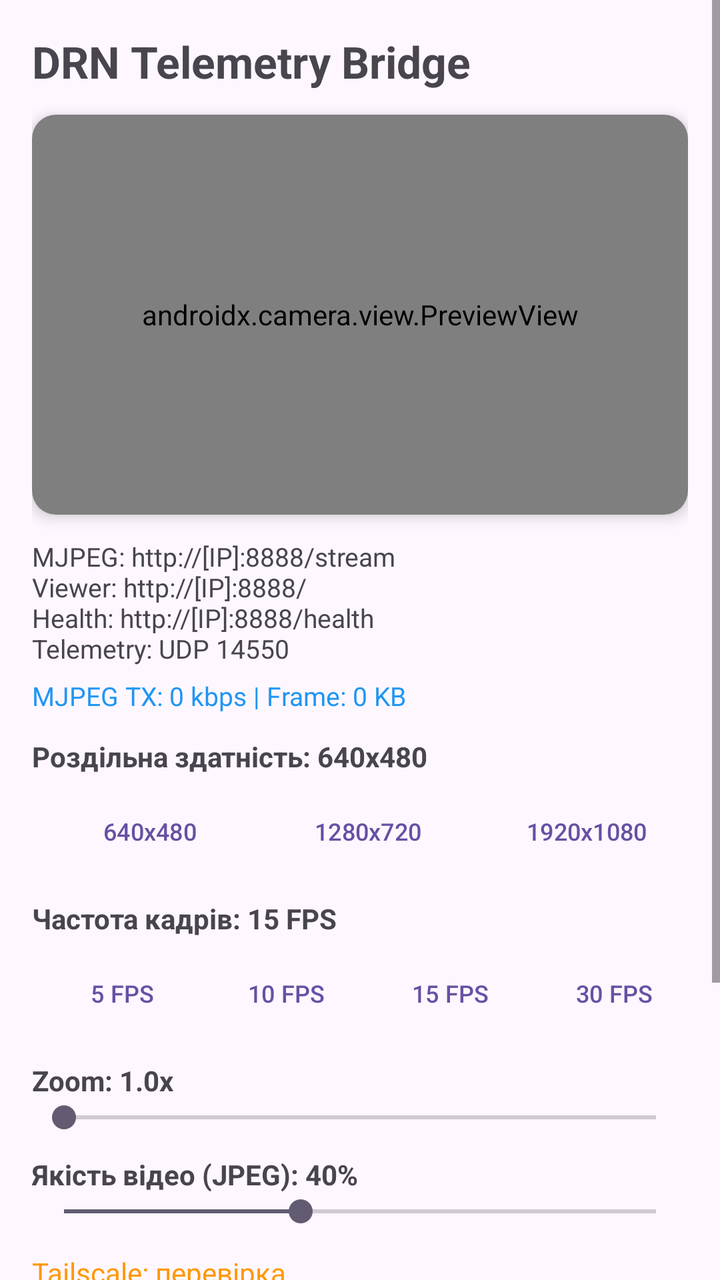
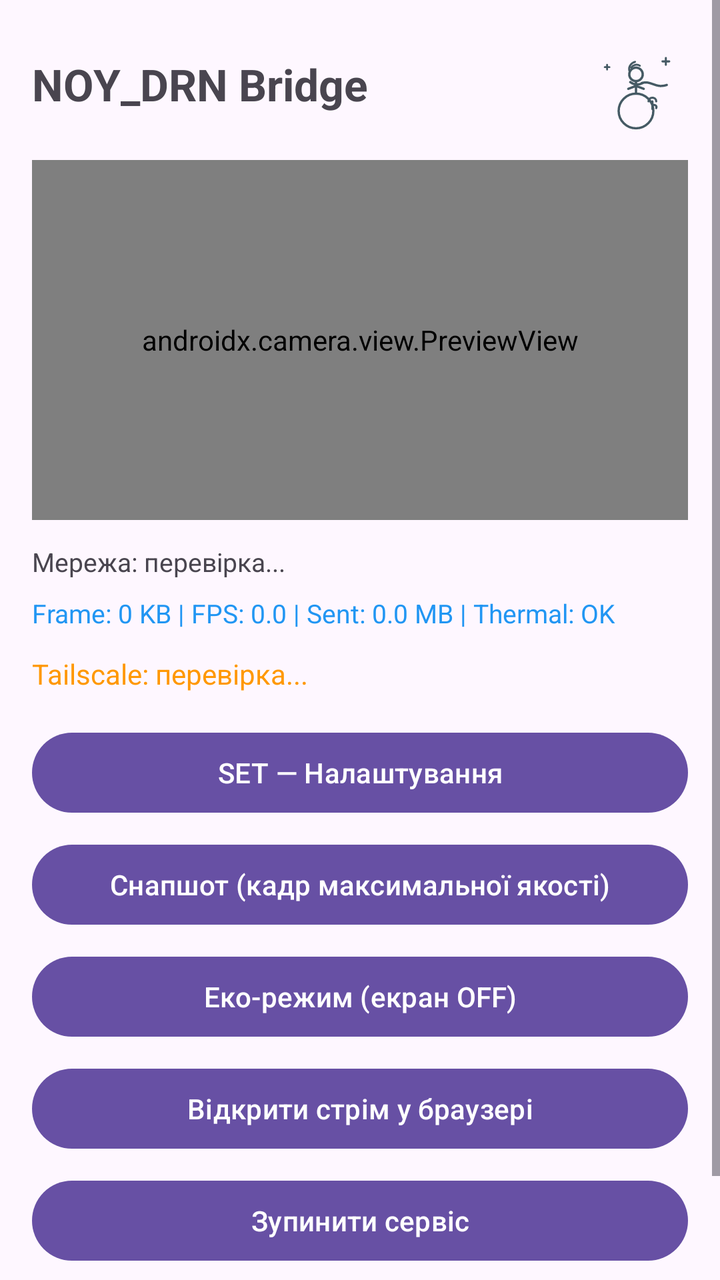

An Android layout rendered at two revisions. The XML below is the earlier revision; the diff shows what the commit changed to produce the second picture.
<!-- AndroidManifest.xml: application theme Theme.DRN_kotlin -->
<!-- res/layout/activity_main.xml -->
<?xml version="1.0" encoding="utf-8"?>
<ScrollView xmlns:android="http://schemas.android.com/apk/res/android"
    xmlns:app="http://schemas.android.com/apk/res-auto"
    xmlns:tools="http://schemas.android.com/tools"
    android:id="@+id/main"
    android:layout_width="match_parent"
    android:layout_height="match_parent"
    android:fillViewport="true"
    tools:context=".MainActivity">

    <androidx.constraintlayout.widget.ConstraintLayout
        android:layout_width="match_parent"
        android:layout_height="wrap_content"
        android:padding="16dp">

        <TextView
            android:id="@+id/title"
            android:layout_width="wrap_content"
            android:layout_height="wrap_content"
            android:text="DRN Telemetry Bridge"
            android:textSize="22sp"
            android:textStyle="bold"
            app:layout_constraintTop_toTopOf="parent"
            app:layout_constraintStart_toStartOf="parent" />

        
        <androidx.cardview.widget.CardView
            android:id="@+id/previewCard"
            android:layout_width="0dp"
            android:layout_height="200dp"
            android:layout_marginTop="12dp"
            app:cardCornerRadius="12dp"
            app:cardElevation="4dp"
            app:layout_constraintTop_toBottomOf="@id/title"
            app:layout_constraintStart_toStartOf="parent"
            app:layout_constraintEnd_toEndOf="parent">

            <androidx.camera.view.PreviewView
                android:id="@+id/viewFinder"
                android:layout_width="match_parent"
                android:layout_height="match_parent" />

        </androidx.cardview.widget.CardView>

        <TextView
            android:id="@+id/status"
            android:layout_width="wrap_content"
            android:layout_height="wrap_content"
            android:layout_marginTop="12dp"
            android:text="MJPEG: http://[IP]:8888/stream\nViewer: http://[IP]:8888/\nHealth: http://[IP]:8888/health\nTelemetry: UDP 14550"
            android:textSize="13sp"
            app:layout_constraintTop_toBottomOf="@id/previewCard"
            app:layout_constraintStart_toStartOf="parent" />

        <TextView
            android:id="@+id/videoStats"
            android:layout_width="wrap_content"
            android:layout_height="wrap_content"
            android:layout_marginTop="6dp"
            android:text="MJPEG TX: 0 kbps | Frame: 0 KB"
            android:textColor="#2196F3"
            android:textSize="13sp"
            app:layout_constraintTop_toBottomOf="@id/status"
            app:layout_constraintStart_toStartOf="parent" />

        
        <TextView
            android:id="@+id/resLabel"
            android:layout_width="wrap_content"
            android:layout_height="wrap_content"
            android:layout_marginTop="12dp"
            android:text="Роздільна здатність: 640x480"
            android:textStyle="bold"
            app:layout_constraintTop_toBottomOf="@id/videoStats"
            app:layout_constraintStart_toStartOf="parent" />

        <LinearLayout
            android:id="@+id/resButtonGroup"
            android:layout_width="0dp"
            android:layout_height="wrap_content"
            android:orientation="horizontal"
            android:layout_marginTop="4dp"
            app:layout_constraintTop_toBottomOf="@id/resLabel"
            app:layout_constraintStart_toStartOf="parent"
            app:layout_constraintEnd_toEndOf="parent">

            <Button
                android:id="@+id/res640Btn"
                style="?android:attr/buttonBarButtonStyle"
                android:layout_width="0dp"
                android:layout_height="wrap_content"
                android:layout_weight="1"
                android:textSize="12sp"
                android:text="640x480" />

            <Button
                android:id="@+id/res720Btn"
                style="?android:attr/buttonBarButtonStyle"
                android:layout_width="0dp"
                android:layout_height="wrap_content"
                android:layout_weight="1"
                android:textSize="12sp"
                android:text="1280x720" />

            <Button
                android:id="@+id/res1080Btn"
                style="?android:attr/buttonBarButtonStyle"
                android:layout_width="0dp"
                android:layout_height="wrap_content"
                android:layout_weight="1"
                android:textSize="12sp"
                android:text="1920x1080" />
        </LinearLayout>

        
        <TextView
            android:id="@+id/fpsLabel"
            android:layout_width="wrap_content"
            android:layout_height="wrap_content"
            android:layout_marginTop="10dp"
            android:text="Частота кадрів: 15 FPS"
            android:textStyle="bold"
            app:layout_constraintTop_toBottomOf="@id/resButtonGroup"
            app:layout_constraintStart_toStartOf="parent" />

        <LinearLayout
            android:id="@+id/fpsButtonGroup"
            android:layout_width="0dp"
            android:layout_height="wrap_content"
            android:orientation="horizontal"
            android:layout_marginTop="4dp"
            app:layout_constraintTop_toBottomOf="@id/fpsLabel"
            app:layout_constraintStart_toStartOf="parent"
            app:layout_constraintEnd_toEndOf="parent">

            <Button
                android:id="@+id/fps5Btn"
                style="?android:attr/buttonBarButtonStyle"
                android:layout_width="0dp"
                android:layout_height="wrap_content"
                android:layout_weight="1"
                android:textSize="12sp"
                android:text="5 FPS" />

            <Button
                android:id="@+id/fps10Btn"
                style="?android:attr/buttonBarButtonStyle"
                android:layout_width="0dp"
                android:layout_height="wrap_content"
                android:layout_weight="1"
                android:textSize="12sp"
                android:text="10 FPS" />

            <Button
                android:id="@+id/fps15Btn"
                style="?android:attr/buttonBarButtonStyle"
                android:layout_width="0dp"
                android:layout_height="wrap_content"
                android:layout_weight="1"
                android:textSize="12sp"
                android:text="15 FPS" />

            <Button
                android:id="@+id/fps30Btn"
                style="?android:attr/buttonBarButtonStyle"
                android:layout_width="0dp"
                android:layout_height="wrap_content"
                android:layout_weight="1"
                android:textSize="12sp"
                android:text="30 FPS" />
        </LinearLayout>

        <TextView
            android:id="@+id/zoomLabel"
            android:layout_width="wrap_content"
            android:layout_height="wrap_content"
            android:layout_marginTop="10dp"
            android:text="Zoom: 1.0x"
            android:textStyle="bold"
            app:layout_constraintTop_toBottomOf="@id/fpsButtonGroup"
            app:layout_constraintStart_toStartOf="parent" />

        <SeekBar
            android:id="@+id/zoomSeekBar"
            android:layout_width="0dp"
            android:layout_height="wrap_content"
            android:max="100"
            android:progress="0"
            app:layout_constraintTop_toBottomOf="@id/zoomLabel"
            app:layout_constraintStart_toStartOf="parent"
            app:layout_constraintEnd_toEndOf="parent" />

        <TextView
            android:id="@+id/qualityLabel"
            android:layout_width="wrap_content"
            android:layout_height="wrap_content"
            android:layout_marginTop="10dp"
            android:text="Якість відео (JPEG): 40%"
            android:textStyle="bold"
            app:layout_constraintTop_toBottomOf="@id/zoomSeekBar"
            app:layout_constraintStart_toStartOf="parent" />

        <SeekBar
            android:id="@+id/qualitySeekBar"
            android:layout_width="0dp"
            android:layout_height="wrap_content"
            android:max="100"
            android:progress="40"
            app:layout_constraintTop_toBottomOf="@id/qualityLabel"
            app:layout_constraintStart_toStartOf="parent"
            app:layout_constraintEnd_toEndOf="parent" />

        <TextView
            android:id="@+id/tailscaleStatus"
            android:layout_width="wrap_content"
            android:layout_height="wrap_content"
            android:layout_marginTop="12dp"
            android:text="Tailscale: перевірка..."
            android:textColor="#FF9800"
            app:layout_constraintTop_toBottomOf="@id/qualitySeekBar"
            app:layout_constraintStart_toStartOf="parent" />

        <Button
            android:id="@+id/dimScreenButton"
            android:layout_width="0dp"
            android:layout_height="wrap_content"
            android:layout_marginTop="12dp"
            android:text="Економія батареї (Згасити екран)"
            app:layout_constraintTop_toBottomOf="@id/tailscaleStatus"
            app:layout_constraintStart_toStartOf="parent"
            app:layout_constraintEnd_toEndOf="parent" />

        <Button
            android:id="@+id/openBrowserButton"
            android:layout_width="0dp"
            android:layout_height="wrap_content"
            android:layout_marginTop="8dp"
            android:text="Відкрити стрім у браузері"
            app:layout_constraintTop_toBottomOf="@id/dimScreenButton"
            app:layout_constraintStart_toStartOf="parent"
            app:layout_constraintEnd_toEndOf="parent" />

        <Button
            android:id="@+id/stopButton"
            android:layout_width="0dp"
            android:layout_height="wrap_content"
            android:layout_marginTop="8dp"
            android:text="Зупинити сервіс"
            app:layout_constraintTop_toBottomOf="@id/openBrowserButton"
            app:layout_constraintStart_toStartOf="parent"
            app:layout_constraintEnd_toEndOf="parent" />

    </androidx.constraintlayout.widget.ConstraintLayout>

</ScrollView>
<!-- resources referenced by this layout -->
<resources>
  <style name="Theme.DRN_kotlin" parent="Base.Theme.DRN_kotlin" />
  <style name="Base.Theme.DRN_kotlin" parent="Theme.Material3.DayNight.NoActionBar">
          
          
      </style>
</resources>

<!-- the commit's change to res/layout/activity_main.xml (unified diff, before → after) -->
@@ -1,255 +1,138 @@
 <?xml version="1.0" encoding="utf-8"?>
-<ScrollView xmlns:android="http://schemas.android.com/apk/res/android"
-    xmlns:app="http://schemas.android.com/apk/res-auto"
-    xmlns:tools="http://schemas.android.com/tools"
-    android:id="@+id/main"
+<FrameLayout xmlns:android="http://schemas.android.com/apk/res/android"
     android:layout_width="match_parent"
-    android:layout_height="match_parent"
-    android:fillViewport="true"
-    tools:context=".MainActivity">
+    android:layout_height="match_parent">
 
-    <androidx.constraintlayout.widget.ConstraintLayout
+    <ScrollView
+        android:id="@+id/mainScroll"
         android:layout_width="match_parent"
-        android:layout_height="wrap_content"
-        android:padding="16dp">
+        android:layout_height="match_parent"
+        android:fillViewport="true">
 
-        <TextView
-            android:id="@+id/title"
-            android:layout_width="wrap_content"
+        <LinearLayout
+            android:layout_width="match_parent"
             android:layout_height="wrap_content"
-            android:text="DRN Telemetry Bridge"
-            android:textSize="22sp"
-            android:textStyle="bold"
-            app:layout_constraintTop_toTopOf="parent"
-            app:layout_constraintStart_toStartOf="parent" />
+            android:orientation="vertical"
+            android:padding="16dp">
 
-        
-        <androidx.cardview.widget.CardView
-            android:id="@+id/previewCard"
-            android:layout_width="0dp"
-            android:layout_height="200dp"
-            android:layout_marginTop="12dp"
-            app:cardCornerRadius="12dp"
-            app:cardElevation="4dp"
-            app:layout_constraintTop_toBottomOf="@id/title"
-            app:layout_constraintStart_toStartOf="parent"
-            app:layout_constraintEnd_toEndOf="parent">
+            <LinearLayout
+                android:layout_width="match_parent"
+                android:layout_height="wrap_content"
+                android:gravity="center_vertical"
+                android:orientation="horizontal">
+
+                <TextView
+                    android:id="@+id/title"
+                    android:layout_width="0dp"
+                    android:layout_height="wrap_content"
+                    android:layout_weight="1"
+                    android:text="NOY_DRN Bridge"
+                    android:textSize="22sp"
+                    android:textStyle="bold" />
+
+                <ImageView
+                    android:id="@+id/princeImage"
+                    android:layout_width="52dp"
+                    android:layout_height="52dp"
+                    android:contentDescription="Маленький принц"
+                    android:src="@drawable/ic_little_prince" />
+            </LinearLayout>
 
             <androidx.camera.view.PreviewView
                 android:id="@+id/viewFinder"
                 android:layout_width="match_parent"
-                android:layout_height="match_parent" />
+                android:layout_height="180dp"
+                android:layout_marginTop="12dp"
+                android:background="#000000" />
 
-        </androidx.cardview.widget.CardView>
+            <TextView
+                android:id="@+id/status"
+                android:layout_width="match_parent"
+                android:layout_height="wrap_content"
+                android:layout_marginTop="12dp"
+                android:textSize="13sp"
+                android:text="Мережа: перевірка..." />
+
+            <TextView
+                android:id="@+id/videoStats"
+                android:layout_width="match_parent"
+                android:layout_height="wrap_content"
+                android:layout_marginTop="8dp"
+                android:textColor="#2196F3"
+                android:textSize="13sp"
+                android:text="Frame: 0 KB | FPS: 0.0 | Sent: 0.0 MB | Thermal: OK" />
+
+            <TextView
+                android:id="@+id/tailscaleStatus"
+                android:layout_width="match_parent"
+                android:layout_height="wrap_content"
+                android:layout_marginTop="12dp"
+                android:text="Tailscale: перевірка..."
+                android:textColor="#FF9800" />
+
+            <Button
+                android:id="@+id/settingsButton"
+                android:layout_width="match_parent"
+                android:layout_height="wrap_content"
+                android:layout_marginTop="16dp"
+                android:text="SET — Налаштування" />
+
+            <Button
+                android:id="@+id/snapshotButton"
+                android:layout_width="match_parent"
+                android:layout_height="wrap_content"
+                android:layout_marginTop="8dp"
+                android:text="Снапшот (кадр максимальної якості)" />
+
+            <Button
+                android:id="@+id/ecoButton"
+                android:layout_width="match_parent"
+                android:layout_height="wrap_content"
+                android:layout_marginTop="8dp"
+                android:text="Еко-режим (екран OFF)" />
+
+            <Button
+                android:id="@+id/openBrowserButton"
+                android:layout_width="match_parent"
+                android:layout_height="wrap_content"
+                android:layout_marginTop="8dp"
+                android:text="Відкрити стрім у браузері" />
+
+            <Button
+                android:id="@+id/stopButton"
+                android:layout_width="match_parent"
+                android:layout_height="wrap_content"
+                android:layout_marginTop="8dp"
+                android:text="Зупинити сервіс" />
+
+            <TextView
+                android:layout_width="match_parent"
+                android:layout_height="wrap_content"
+                android:layout_marginTop="16dp"
+                android:textColor="#8e95b0"
+                android:textSize="12sp"
+                android:text="Еко-режим: гучність «вниз» — увійти, гучність «вгору» — вийти." />
+
+        </LinearLayout>
+    </ScrollView>
+
+    <FrameLayout
+        android:id="@+id/ecoOverlay"
+        android:layout_width="match_parent"
+        android:layout_height="match_parent"
+        android:background="#FF000000"
+        android:clickable="true"
+        android:focusable="true"
+        android:visibility="gone">
 
         <TextView
-            android:id="@+id/status"
             android:layout_width="wrap_content"
             android:layout_height="wrap_content"
-            android:layout_marginTop="12dp"
-            android:text="MJPEG: http://[IP]:8888/stream\nViewer: http://[IP]:8888/\nHealth: http://[IP]:8888/health\nTelemetry: UDP 14550"
-            android:textSize="13sp"
-            app:layout_constraintTop_toBottomOf="@id/previewCard"
-            app:layout_constraintStart_toStartOf="parent" />
+            android:layout_gravity="center"
+            android:textColor="#33FFFFFF"
+            android:textSize="14sp"
+            android:text="ЕКО-РЕЖИМ\nГучність «вгору» — вихід" />
 
-        <TextView
-            android:id="@+id/videoStats"
-            android:layout_width="wrap_content"
-            android:layout_height="wrap_content"
-            android:layout_marginTop="6dp"
-            android:text="MJPEG TX: 0 kbps | Frame: 0 KB"
-            android:textColor="#2196F3"
-            android:textSize="13sp"
-            app:layout_constraintTop_toBottomOf="@id/status"
-            app:layout_constraintStart_toStartOf="parent" />
+    </FrameLayout>
 
-        
-        <TextView
-            android:id="@+id/resLabel"
-            android:layout_width="wrap_content"
-            android:layout_height="wrap_content"
-            android:layout_marginTop="12dp"
-            android:text="Роздільна здатність: 640x480"
-            android:textStyle="bold"
-            app:layout_constraintTop_toBottomOf="@id/videoStats"
-            app:layout_constraintStart_toStartOf="parent" />
-
-        <LinearLayout
-            android:id="@+id/resButtonGroup"
-            android:layout_width="0dp"
-            android:layout_height="wrap_content"
-            android:orientation="horizontal"
-            android:layout_marginTop="4dp"
-            app:layout_constraintTop_toBottomOf="@id/resLabel"
-            app:layout_constraintStart_toStartOf="parent"
-            app:layout_constraintEnd_toEndOf="parent">
-
-            <Button
-                android:id="@+id/res640Btn"
-                style="?android:attr/buttonBarButtonStyle"
-                android:layout_width="0dp"
-                android:layout_height="wrap_content"
-                android:layout_weight="1"
-                android:textSize="12sp"
-                android:text="640x480" />
-
-            <Button
-                android:id="@+id/res720Btn"
-                style="?android:attr/buttonBarButtonStyle"
-                android:layout_width="0dp"
-                android:layout_height="wrap_content"
-                android:layout_weight="1"
-                android:textSize="12sp"
-                android:text="1280x720" />
-
-            <Button
-                android:id="@+id/res1080Btn"
-                style="?android:attr/buttonBarButtonStyle"
-                android:layout_width="0dp"
-                android:layout_height="wrap_content"
-                android:layout_weight="1"
-                android:textSize="12sp"
-                android:text="1920x1080" />
-        </LinearLayout>
-
-        
-        <TextView
-            android:id="@+id/fpsLabel"
-            android:layout_width="wrap_content"
-            android:layout_height="wrap_content"
-            android:layout_marginTop="10dp"
-            android:text="Частота кадрів: 15 FPS"
-            android:textStyle="bold"
-            app:layout_constraintTop_toBottomOf="@id/resButtonGroup"
-            app:layout_constraintStart_toStartOf="parent" />
-
-        <LinearLayout
-            android:id="@+id/fpsButtonGroup"
-            android:layout_width="0dp"
-            android:layout_height="wrap_content"
-            android:orientation="horizontal"
-            android:layout_marginTop="4dp"
-            app:layout_constraintTop_toBottomOf="@id/fpsLabel"
-            app:layout_constraintStart_toStartOf="parent"
-            app:layout_constraintEnd_toEndOf="parent">
-
-            <Button
-                android:id="@+id/fps5Btn"
-                style="?android:attr/buttonBarButtonStyle"
-                android:layout_width="0dp"
-                android:layout_height="wrap_content"
-                android:layout_weight="1"
-                android:textSize="12sp"
-                android:text="5 FPS" />
-
-            <Button
-                android:id="@+id/fps10Btn"
-                style="?android:attr/buttonBarButtonStyle"
-                android:layout_width="0dp"
-                android:layout_height="wrap_content"
-                android:layout_weight="1"
-                android:textSize="12sp"
-                android:text="10 FPS" />
-
-            <Button
-                android:id="@+id/fps15Btn"
-                style="?android:attr/buttonBarButtonStyle"
-                android:layout_width="0dp"
-                android:layout_height="wrap_content"
-                android:layout_weight="1"
-                android:textSize="12sp"
-                android:text="15 FPS" />
-
-            <Button
-                android:id="@+id/fps30Btn"
-                style="?android:attr/buttonBarButtonStyle"
-                android:layout_width="0dp"
-                android:layout_height="wrap_content"
-                android:layout_weight="1"
-                android:textSize="12sp"
-                android:text="30 FPS" />
-        </LinearLayout>
-
-        <TextView
-            android:id="@+id/zoomLabel"
-            android:layout_width="wrap_content"
-            android:layout_height="wrap_content"
-            android:layout_marginTop="10dp"
-            android:text="Zoom: 1.0x"
-            android:textStyle="bold"
-            app:layout_constraintTop_toBottomOf="@id/fpsButtonGroup"
-            app:layout_constraintStart_toStartOf="parent" />
-
-        <SeekBar
-            android:id="@+id/zoomSeekBar"
-            android:layout_width="0dp"
-            android:layout_height="wrap_content"
-            android:max="100"
-            android:progress="0"
-            app:layout_constraintTop_toBottomOf="@id/zoomLabel"
-            app:layout_constraintStart_toStartOf="parent"
-            app:layout_constraintEnd_toEndOf="parent" />
-
-        <TextView
-            android:id="@+id/qualityLabel"
-            android:layout_width="wrap_content"
-            android:layout_height="wrap_content"
-            android:layout_marginTop="10dp"
-            android:text="Якість відео (JPEG): 40%"
-            android:textStyle="bold"
-            app:layout_constraintTop_toBottomOf="@id/zoomSeekBar"
-            app:layout_constraintStart_toStartOf="parent" />
-
-        <SeekBar
-            android:id="@+id/qualitySeekBar"
-            android:layout_width="0dp"
-            android:layout_height="wrap_content"
-            android:max="100"
-            android:progress="40"
-            app:layout_constraintTop_toBottomOf="@id/qualityLabel"
-            app:layout_constraintStart_toStartOf="parent"
-            app:layout_constraintEnd_toEndOf="parent" />
-
-        <TextView
-            android:id="@+id/tailscaleStatus"
-            android:layout_width="wrap_content"
-            android:layout_height="wrap_content"
-            android:layout_marginTop="12dp"
-            android:text="Tailscale: перевірка..."
-            android:textColor="#FF9800"
-            app:layout_constraintTop_toBottomOf="@id/qualitySeekBar"
-            app:layout_constraintStart_toStartOf="parent" />
-
-        <Button
-            android:id="@+id/dimScreenButton"
-            android:layout_width="0dp"
-            android:layout_height="wrap_content"
-            android:layout_marginTop="12dp"
-            android:text="Економія батареї (Згасити екран)"
-            app:layout_constraintTop_toBottomOf="@id/tailscaleStatus"
-            app:layout_constraintStart_toStartOf="parent"
-            app:layout_constraintEnd_toEndOf="parent" />
-
-        <Button
-            android:id="@+id/openBrowserButton"
-            android:layout_width="0dp"
-            android:layout_height="wrap_content"
-            android:layout_marginTop="8dp"
-            android:text="Відкрити стрім у браузері"
-            app:layout_constraintTop_toBottomOf="@id/dimScreenButton"
-            app:layout_constraintStart_toStartOf="parent"
-            app:layout_constraintEnd_toEndOf="parent" />
-
-        <Button
-            android:id="@+id/stopButton"
-            android:layout_width="0dp"
-            android:layout_height="wrap_content"
-            android:layout_marginTop="8dp"
-            android:text="Зупинити сервіс"
-            app:layout_constraintTop_toBottomOf="@id/openBrowserButton"
-            app:layout_constraintStart_toStartOf="parent"
-            app:layout_constraintEnd_toEndOf="parent" />
-
-    </androidx.constraintlayout.widget.ConstraintLayout>
-
-</ScrollView>
+</FrameLayout>
<!-- resource entries referenced after the edit -->
@@ -1,5 +1,6 @@
 <!-- resources referenced by this layout -->
 <resources>
+  <!-- drawable ic_little_prince: vector/xml drawable (drawable, 2239 chars, omitted) -->
   <style name="Theme.DRN_kotlin" parent="Base.Theme.DRN_kotlin" />
   <style name="Base.Theme.DRN_kotlin" parent="Theme.Material3.DayNight.NoActionBar">
           
